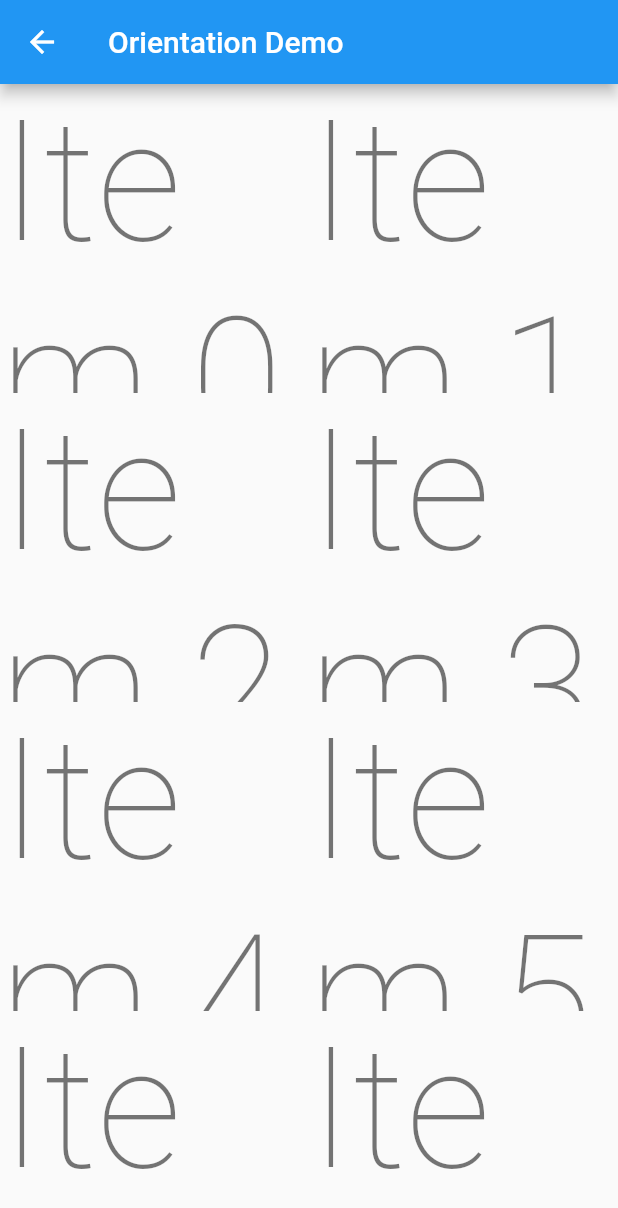
After one commit to joonseolee/flutter_tutorial, a Flutter app: the screen it shows after launch, after a tap on "Update the UI based on orientation", on a phone screen of 412 x 824 dp. The commit adds this screen. Shown: the top 1208 px of the screen. Run offline on Flutter 3.47's test engine with Material 2 defaults, Android fonts, the phone set to English and light mode, and no system bars.

Commit message:
feat(): 회전에 따른 아이템 ui 변경

```diff
--- /dev/null
+++ b/lib/design/update_orientation.dart
@@ -0,0 +1,52 @@
+import 'package:flutter/material.dart';
+
+class UpdateOrientation extends StatelessWidget {
+  const UpdateOrientation({Key? key}) : super(key: key);
+
+  @override
+  Widget build(BuildContext context) {
+    const appTitle = 'Orientation Demo';
+
+    return const MaterialApp(
+      title: appTitle,
+      home: OrientationList(title: appTitle),
+    );
+  }
+}
+
+class OrientationList extends StatelessWidget {
+  final String title;
+
+  const OrientationList({Key? key, required this.title}) : super(key: key);
+
+  @override
+  Widget build(BuildContext context) {
+    return Scaffold(
+      appBar: AppBar(
+        title: Text(title),
+        automaticallyImplyLeading: true,
+        leading: IconButton(
+          icon: const Icon(Icons.arrow_back),
+          onPressed: () {
+            Navigator.pop(context);
+          },
+        ),
+      ),
+      body: OrientationBuilder(
+        builder: (context, orientation) {
+          return GridView.count(
+            crossAxisCount: orientation == Orientation.portrait ? 2 : 3,
+            children: List.generate(
+                100,
+                (index) => Center(
+                      child: Text(
+                        'Item $index',
+                        style: Theme.of(context).textTheme.headline1,
+                      ),
+                    )),
+          );
+        },
+      ),
+    );
+  }
+}
--- a/lib/page_router.dart
+++ b/lib/page_router.dart
@@ -4,6 +4,7 @@ import 'package:flutter/material.dart';
 import 'package:flutter_tutorial/design/adopt_font.dart';
 import 'package:flutter_tutorial/design/drawer_screen.dart';
 import 'package:flutter_tutorial/design/snackbar_demo.dart';
+import 'package:flutter_tutorial/design/update_orientation.dart';
 import 'package:flutter_tutorial/pages/animation/animated_container_app.dart';
 import 'package:flutter_tutorial/pages/animation/fade_widget.dart';
 import 'package:flutter_tutorial/pages/animation/physics_card_drag_demo.dart';
@@ -24,5 +25,7 @@ List<Page> pages = [
   Page('fade widget', '이미지 흐려지게 만들기', const FadeWidget(title: '')),
   Page('Add a drawer to a screen', 'drawer 추가하기', const DrawerScreen()),
   Page('Display a snackbar', '스낵바 띄우기', const SnackBarDemo()),
-  Page('Adopt a font', '폰트 적용하기', const AdoptFont())
+  Page('Adopt a font', '폰트 적용하기', const AdoptFont()),
+  Page('Update the UI based on orientation', '수평/수직에 따라 item ui 변경',
+      const UpdateOrientation())
 ];
```
